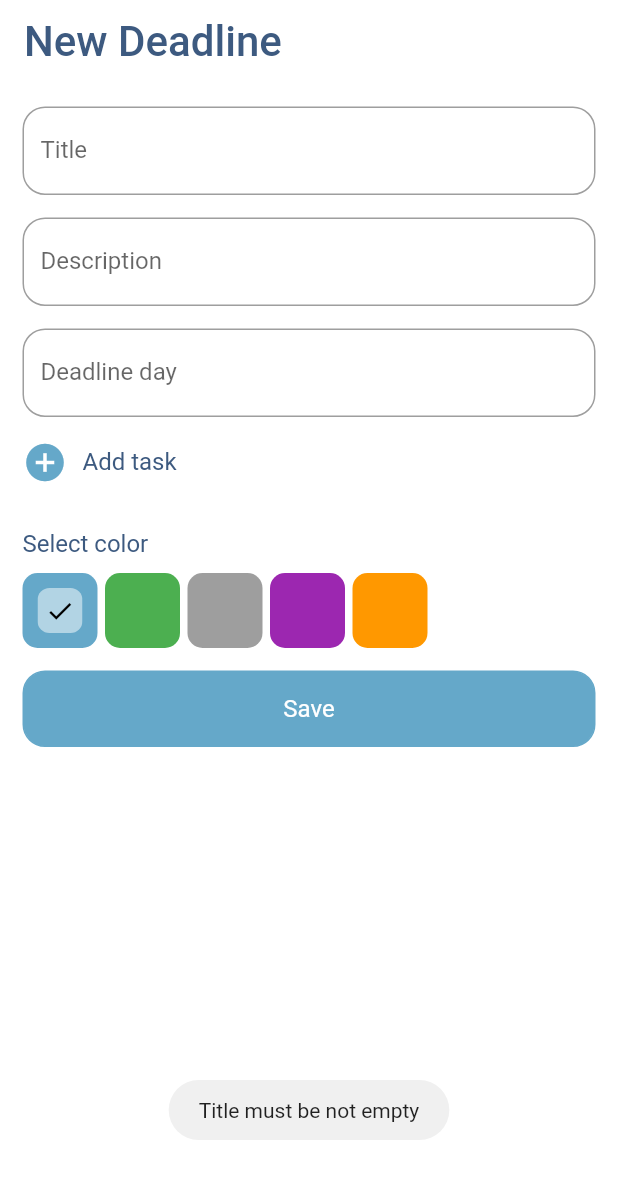
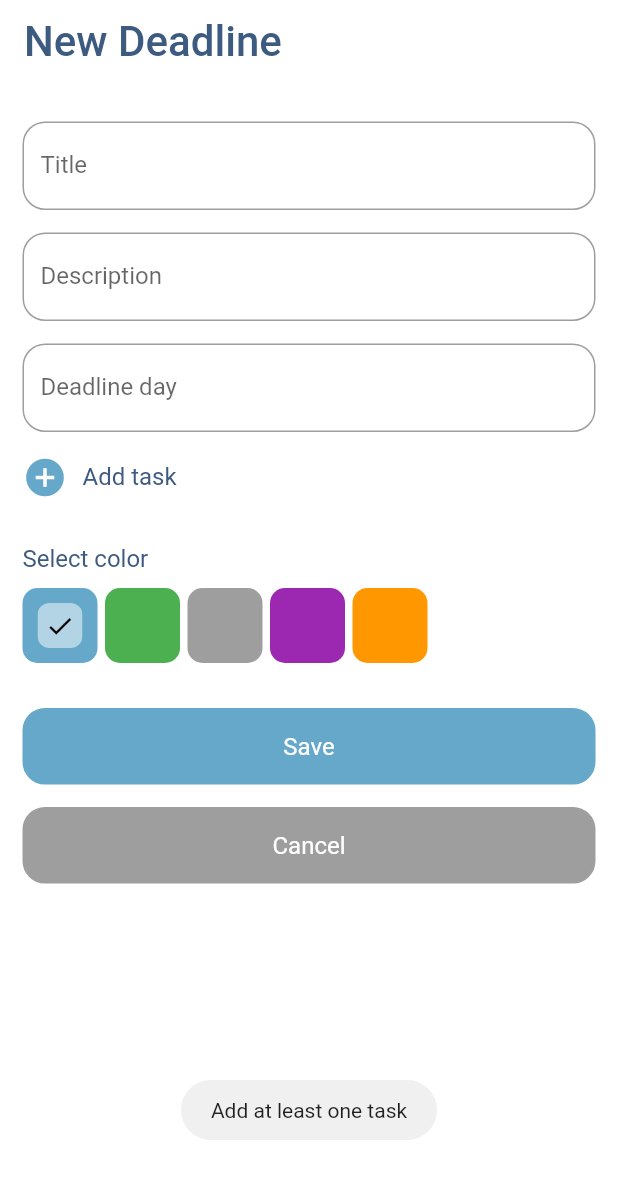
Before and after one commit to MiksaMalaksa/Practise-project, a Flutter app: the DeadlinePage screen opened directly, after a tap on "Save", on a phone screen of 412 x 824 dp. Shown: the top 1179 px of the screen. Run offline on Flutter 3.47's test engine with Material 2 defaults, Android fonts, the phone set to English and light mode, and no system bars; our stand-ins replace bloc, dartz, equatable, flutter_bloc, fluttertoast, get_it and 1 more; accounts and stored records are empty; Roboto replaces fonts that are missing (Nunito); statements that could not run were skipped.

Commit message:
Update deadline

```diff
--- a/dead_notes/lang/en.json
+++ b/dead_notes/lang/en.json
@@ -29,5 +29,8 @@
   "new_note_added": "New note was added",
   "note_removed": "Note was removed",
   "note_pinned": "Note was pinned/unpinned",
-  "notes": "Notes"
+  "notes": "Notes",
+  "cancel": "Cancel",
+  "add_one_task": "Add at least one task",
+  "deadline_updated": "Deadline was updated"
 }
--- a/dead_notes/lang/ru.json
+++ b/dead_notes/lang/ru.json
@@ -29,5 +29,8 @@
   "new_note_added": "Новая заметка добавлена",
   "note_removed": "Заметка удалена",
   "note_pinned": "Заметка закреплена/откреплена",
-  "notes": "Заметки"
+  "notes": "Заметки",
+  "cancel": "Отменить",
+  "add_one_task": "Добавьте хотя бы одну задачу",
+  "deadline_updated": "Дедлайн обновлен"
 }
--- a/dead_notes/lib/features/Deadline/presentation/blocs/deadline_bloc.dart
+++ b/dead_notes/lib/features/Deadline/presentation/blocs/deadline_bloc.dart
@@ -66,7 +66,7 @@ class DeadlineBloc extends Bloc<DeadlineEvent, DeadlineState> {
         final result = await addDeadline(AddDeadlineParams(deadline));
 
         await result.fold(
-          (_) async => emit(const Error(error: addError)),
+          (_) async => emit(Error(error: addError)),
           (_) async {
             add(const GetDeadlinesEvent());
           },
@@ -130,12 +130,12 @@ class DeadlineBloc extends Bloc<DeadlineEvent, DeadlineState> {
             }
           },
         );
-        deadlines.sort((a, b) {
+        /*deadlines.sort((a, b) {
           if(b.isFavorite) {
             return 1;
           }
           return -1;
-        });
+        });*/
         emit(Loaded(deadlines: deadlines));
       },
     );
--- a/dead_notes/lib/features/Deadline/presentation/view/deadline_list_page.dart
+++ b/dead_notes/lib/features/Deadline/presentation/view/deadline_list_page.dart
@@ -1,4 +1,5 @@
 import 'package:dead_notes/features/Deadline/presentation/blocs/deadline_bloc.dart';
+import 'package:dead_notes/features/Deadline/presentation/view/deadline_page.dart';
 import 'package:dead_notes/features/injection.dart';
 import 'package:dead_notes/localization/app_localization_constants.dart';
 import 'package:dead_notes/widgets/top_bar.dart';
@@ -83,13 +84,17 @@ class DeadlineListPageState extends State<DeadlineListPage> {
                     child: const Icon(Icons.delete, color: Colors.white),
                   ),
                 ),
+                child: GestureDetector(
+                  onTap: () {
+                    Navigator.of(context).push(MaterialPageRoute(builder: (context) => DeadlinePage(deadline: deadline,))).then((value) => _bloc.add(const GetDeadlinesEvent()));
+                  },
                   child: Container(
                     margin: const EdgeInsets.symmetric(vertical: 5, horizontal: 15),
                     padding: const EdgeInsets.symmetric(horizontal: 10, vertical: 15),
                     width: MediaQuery.of(context).size.width,
                     decoration: BoxDecoration(
                       borderRadius: BorderRadius.circular(15),
-                    color: state.deadlines[index].color
+                      color: deadline.color
                     ),
                     child: Row(
                       children: [
@@ -97,8 +102,13 @@ class DeadlineListPageState extends State<DeadlineListPage> {
                           padding: EdgeInsets.only(right: 10),
                           child: Icon(Icons.flag, color: Colors.white),
                         ) : Container(),
+                        deadline.tasks.where((e) => !e.isDone).isEmpty ? const Padding(
+                          padding: EdgeInsets.only(right: 10),
+                          child: Icon(Icons.check, color: Colors.white),
+                        ) : Container(),
                         Expanded(child: Text(deadline.title)),
                       ],
+                    ),
                   ),
                 )
               );
--- a/dead_notes/lib/features/Deadline/presentation/view/deadline_page.dart
+++ b/dead_notes/lib/features/Deadline/presentation/view/deadline_page.dart
@@ -1,6 +1,5 @@
 import 'package:dead_notes/features/Deadline/domain/entities/deadline.dart';
 import 'package:dead_notes/features/Deadline/presentation/blocs/deadline_bloc.dart';
-import 'package:dead_notes/widgets/color_switcher.dart';
 import 'package:dead_notes/features/injection.dart';
 import 'package:dead_notes/localization/app_localization_constants.dart';
 import 'package:dead_notes/widgets/widgets.dart';
@@ -10,7 +9,8 @@ import 'package:fluttertoast/fluttertoast.dart';
 import 'package:intl/intl.dart';
 
 class DeadlinePage extends StatefulWidget {
-  const DeadlinePage({super.key});
+  final Deadline? deadline;
+  const DeadlinePage({super.key, this.deadline});
 
   @override
   DeadlinePageState createState() => DeadlinePageState();
@@ -22,9 +22,28 @@ class DeadlinePageState extends State<DeadlinePage> {
   final TextEditingController _deadlineTimeController = TextEditingController();
   DateTime _deadlineTime = DateTime.now();
   List<TextEditingController> _tasksControllers = [];
+  List<bool> _taskStatuses = [];
   Color? _deadlineColor;
-  DeadlineBloc _bloc = sl.get<DeadlineBloc>();
+  final DeadlineBloc _bloc = sl.get<DeadlineBloc>();
   DateTime? _creationTime;
+
+  bool editing = false;
+
+  @override
+  void initState() {
+    if (widget.deadline != null) {
+      _titleController.text = widget.deadline!.title;
+      _descriptionController.text = widget.deadline!.text;
+      _deadlineTime = widget.deadline!.deadlineTime;
+      _deadlineTimeController.text = DateFormat.yMMMd().format(_deadlineTime);
+      _creationTime = widget.deadline!.creationTime;
+      _tasksControllers.addAll(List.generate(widget.deadline!.tasks.length, (index) => TextEditingController(text: widget.deadline!.tasks[index].text)));
+      _taskStatuses.addAll(List.generate(widget.deadline!.tasks.length, (index) => widget.deadline!.tasks[index].isDone));
+
+      editing = true;
+    }
+    super.initState();
+  }
 
   @override
   Widget build(BuildContext context) {
@@ -36,9 +55,9 @@ class DeadlinePageState extends State<DeadlinePage> {
           Fluttertoast.showToast(msg: state.error);
         }
         if (state is Loaded && state.deadlines.isNotEmpty && _creationTime != null) {
-          final matches = state.deadlines.where((e) => e.creationTime.difference(_creationTime!).inSeconds.abs() < 60).toList();
+          final matches = state.deadlines.where((e) => e.creationTime.difference(_creationTime!).inSeconds.abs() < 5).toList();
           if (matches.isNotEmpty) {
-            Fluttertoast.showToast(msg: newDeadlineAddedLocalize(context));
+            Fluttertoast.showToast(msg: editing ? deadlineUpdatedLocalize(context) : newDeadlineAddedLocalize(context));
             Navigator.of(context).pop();
           }
         }
@@ -49,7 +68,9 @@ class DeadlinePageState extends State<DeadlinePage> {
           body: Padding(
             padding: const EdgeInsets.all(15),
             child: ListView(
+              shrinkWrap: true,
               children: [
+                const SizedBox(height: 10),
                 TextField(
                   controller: _titleController,
                   decoration: _decoration(titleLocalize(context)),
@@ -85,12 +106,23 @@ class DeadlinePageState extends State<DeadlinePage> {
                   },
                   decoration: _decoration(deadlineDayLocalize(context)),
                 ),
+                const SizedBox(height: 15,),
                 ...List<Widget>.generate(
                   _tasksControllers.length,
                   (index) => Padding(
-                    padding: const EdgeInsets.symmetric(vertical: 15),
+                    padding: const EdgeInsets.symmetric(vertical: 10),
                     child: Row(
                       children: [
+                        if (editing)
+                          GestureDetector(
+                            onTap: () {
+                              setState(() {
+                                _taskStatuses[index] = !_taskStatuses[index];
+                              });
+                            },
+                            child: Icon(_taskStatuses[index] ? Icons.check_circle_outline : Icons.circle_outlined, size: 25, color: Theme.of(context).colorScheme.secondary,),
+                          ),
+                        if (editing) const SizedBox(width: 5,),
                         Expanded(
                           child: TextField(
                             controller: _tasksControllers[index],
@@ -102,10 +134,11 @@ class DeadlinePageState extends State<DeadlinePage> {
                           onTap: () {
                             setState(() {
                               _tasksControllers.removeAt(index);
+                              _taskStatuses.removeAt(index);
                             });
                           },
-                          child: Icon(Icons.delete, size: 30, color: Theme.of(context).colorScheme.error,),
-                        )
+                          child: Icon(Icons.delete, size: 25, color: Theme.of(context).colorScheme.error,),
+                        ),
                       ],
                     ),
                   ),
@@ -114,10 +147,11 @@ class DeadlinePageState extends State<DeadlinePage> {
                   onTap: () {
                     setState(() {
                       _tasksControllers.add(TextEditingController(text: newTaskLocalize(context)));
+                      _taskStatuses.add(false);
                     });
                   },
                   child: Padding(
-                    padding: const EdgeInsets.symmetric(vertical: 15),
+                    padding: const EdgeInsets.only(bottom: 15),
                     child: Row(
                       children: [
                         Icon(Icons.add_circle, size: 30, color: Theme.of(context).primaryColor,),
@@ -130,28 +164,60 @@ class DeadlinePageState extends State<DeadlinePage> {
                 const SizedBox(height: 15,),
                 Text(selectColorLocalize(context), style: Theme.of(context).textTheme.titleMedium,),
                 const SizedBox(height: 10,),
-                ColorSwitcher(onChange: (value) {
+                ColorSwitcher(selectedColor: widget.deadline?.color, onChange: (value) {
                   setState(() {
                     _deadlineColor = value;
                   });
                 },),
-                const SizedBox(height: 15,),
-                RoundedButton(title: saveLocalize(context), onTap: () {
+                const SizedBox(height: 30,),
+                RoundedButton(
+                  title: saveLocalize(context),
+                  onTap: () {
+                    if (_tasksControllers.isEmpty) {
+                      Fluttertoast.showToast(msg: addOneTaskLocalize(context));
+                      return;
+                    }
                     _creationTime = DateTime.now();
+                    if (editing && widget.deadline != null) {
+                      final List<Task> tasks = [];
+                      for (int i = 0; i < _tasksControllers.length; i++) {
+                        tasks.add(Task(text: _tasksControllers[i].text, isDone: _taskStatuses[i]));
+                      }
+                      _bloc.add(
+                        EditDeadlineEvent(
+                          id: widget.deadline!.id,
+                          isFavorite: widget.deadline!.isFavorite,
+                          title: _titleController.text,
+                          text: _descriptionController.text,
+                          deadlineTime: _deadlineTime,
+                          creationTime: _creationTime!,
+                          tasks: tasks,
+                          color: _deadlineColor ?? Theme.of(context).primaryColor,
+                        ),
+                      );
+                    } else {
                       _bloc.add(
                         AddDeadlineEvent(
                           title: _titleController.text,
                           text: _descriptionController.text,
                           deadlineTime: _deadlineTime,
                           creationTime: _creationTime!,
-                            tasks: _tasksControllers
-                                .map((e) => Task(text: e.text))
-                                .toList(),
+                          tasks: _tasksControllers.map((e) => Task(text: e.text)).toList(),
                           color: _deadlineColor ?? Theme.of(context).primaryColor,
                         ),
                       );
+                    }
                   },
                 ),
+                const SizedBox(height: 15,),
+                RoundedButton(
+                  color: Colors.grey,
+                  title: cancelLocalize(context),
+                  onTap: () {
+                    Navigator.of(context).pop();
+                  },
+                ),
+                const SizedBox(height: 10),
               ],
             ),
           ),
--- a/dead_notes/lib/localization/app_localization_constants.dart
+++ b/dead_notes/lib/localization/app_localization_constants.dart
@@ -128,3 +128,15 @@ String notePinnedLocalize(BuildContext context) {
 String notesLocalize(BuildContext context) {
   return AppLocalizations.of(context).translate('notes');
 }
+
+String cancelLocalize(BuildContext context) {
+  return AppLocalizations.of(context).translate('cancel');
+}
+
+String addOneTaskLocalize(BuildContext context) {
+  return AppLocalizations.of(context).translate('add_one_task');
+}
+
+String deadlineUpdatedLocalize(BuildContext context) {
+  return AppLocalizations.of(context).translate('deadline_updated');
+}
--- a/dead_notes/lib/widgets/color_switcher.dart
+++ b/dead_notes/lib/widgets/color_switcher.dart
@@ -2,9 +2,10 @@ import 'package:dead_notes/theme/app_colors.dart';
 import 'package:flutter/material.dart';
 
 class ColorSwitcher extends StatefulWidget {
+  final Color? selectedColor;
   Function(Color)? onChange;
 
-   ColorSwitcher({super.key, this.onChange});
+   ColorSwitcher({super.key, this.selectedColor, this.onChange});
 
   @override
   ColorSwitcherState createState() => ColorSwitcherState();
@@ -12,6 +13,17 @@ class ColorSwitcher extends StatefulWidget {
 
 class ColorSwitcherState extends State<ColorSwitcher> {
   int _selectedColorIndex = 0;
+
+  @override
+  void initState() {
+    if (widget.selectedColor != null) {
+      _selectedColorIndex = AppColors.primaryColors.indexWhere((e) => e.value == widget.selectedColor!.value);
+      if (_selectedColorIndex == -1) {
+        _selectedColorIndex = 0;
+      }
+    }
+    super.initState();
+  }
 
   @override
   Widget build(BuildContext context) {
--- a/dead_notes/lib/widgets/rounded_button.dart
+++ b/dead_notes/lib/widgets/rounded_button.dart
@@ -3,8 +3,9 @@ import 'package:flutter/material.dart';
 class RoundedButton extends StatelessWidget {
   final String title;
   final Function? onTap;
+  final Color? color;
 
-  const RoundedButton({super.key, required this.title, this.onTap});
+  const RoundedButton({super.key, required this.title, this.onTap, this.color});
 
   @override
   Widget build(BuildContext context) {
@@ -14,9 +15,9 @@ class RoundedButton extends StatelessWidget {
         width: MediaQuery.of(context).size.width * 0.6,
         padding: const EdgeInsets.all(15),
         decoration: BoxDecoration(
-          color: Theme.of(context).primaryColor,
+          color: color ?? Theme.of(context).primaryColor,
           borderRadius: BorderRadius.circular(15),
-          border: Border.all(color: Theme.of(context).primaryColor,),
+          border: Border.all(color: color ?? Theme.of(context).primaryColor,),
         ),
         child: Center(child: Text(title, style: Theme.of(context).textTheme.bodyMedium,)),
       ),
```
Lines whose indentation alone changed are shown as unchanged.
